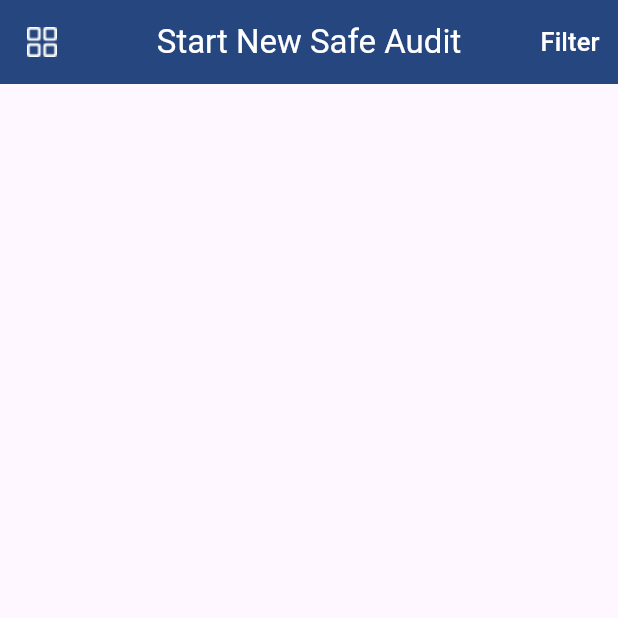
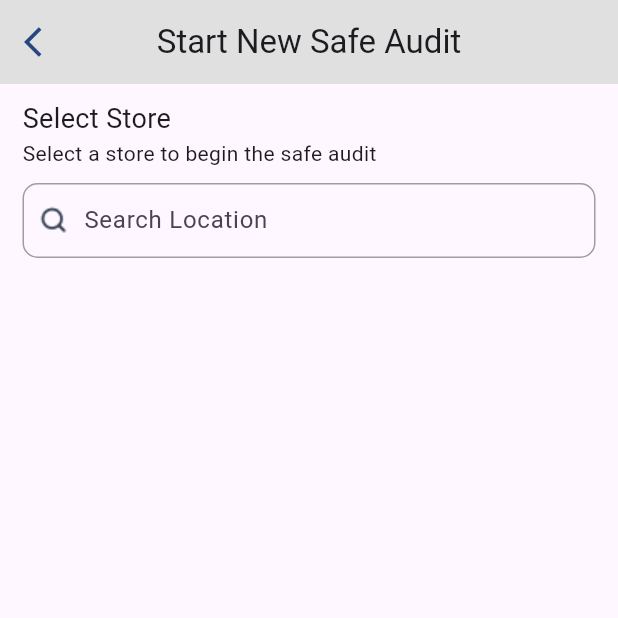
Before and after one commit to SandunC000/safe_audit_app, a Flutter app: the NewSafeAudit screen opened directly, on a phone screen of 412 x 824 dp, the top half of it. Run offline on Flutter 3.47's test engine with Material 3 defaults, Android fonts, the phone set to English and light mode, and no system bars.

Commit message:
safe audit create

```diff
--- a/lib/components/add_button.dart
+++ b/lib/components/add_button.dart
@@ -11,7 +11,10 @@ class AddButton extends StatefulWidget {
 class _AddButtonState extends State<AddButton> {
   @override
   Widget build(BuildContext context) {
-    return InkWell(
+    return Positioned(
+      bottom: 50,
+      right: 16,
+      child: InkWell(
         onTap: () {
           Navigator.of(context).push(MaterialPageRoute(
               builder: (context) => const NewSafeAudit(),
@@ -30,6 +33,7 @@ class _AddButtonState extends State<AddButton> {
             height: 22,
           ),
         ),
+      ),
     );
   }
 }
--- /dev/null
+++ b/lib/components/secondary_app_bar.dart
@@ -0,0 +1,31 @@
+import 'package:flutter/material.dart';
+
+class SecondaryAppBar extends StatelessWidget implements PreferredSizeWidget {
+  final String title;
+
+  const SecondaryAppBar({
+    super.key,
+    required this.title,
+  });
+
+  @override
+  Widget build(BuildContext context) {
+    return AppBar(
+      backgroundColor: Colors.grey[300],
+      elevation: 0,
+      leading: IconButton(
+          onPressed: () {
+            Navigator.pop(context);
+          },
+          icon: const Icon(
+            Icons.arrow_back_ios,
+            color: Color(0xFF26467F),
+          )),
+      centerTitle: true,
+      title: Text(title),
+    );
+  }
+
+  @override
+  Size get preferredSize => const Size.fromHeight(kToolbarHeight);
+}
--- a/lib/main.dart
+++ b/lib/main.dart
@@ -1,4 +1,5 @@
 import 'package:flutter/material.dart';
+import 'package:safe_audit_app/pages/new_safe_audit.dart';
 import 'package:safe_audit_app/pages/safe_audit.dart';
 
 void main() {
@@ -12,7 +13,7 @@ class MyApp extends StatelessWidget {
   Widget build(BuildContext context) {
     return const MaterialApp(
       debugShowCheckedModeBanner: false,
-      home: SafeAudit(),
+      home: NewSafeAudit(),
     );
   }
 }
--- a/lib/pages/new_safe_audit.dart
+++ b/lib/pages/new_safe_audit.dart
@@ -1,5 +1,5 @@
 import 'package:flutter/material.dart';
-import 'package:safe_audit_app/components/main_app_bar.dart';
+import 'package:safe_audit_app/components/secondary_app_bar.dart';
 
 class NewSafeAudit extends StatefulWidget {
   const NewSafeAudit({super.key});
@@ -11,8 +11,47 @@ class NewSafeAudit extends StatefulWidget {
 class _NewSafeAuditState extends State<NewSafeAudit> {
   @override
   Widget build(BuildContext context) {
-    return Scaffold(
-      appBar: const MainAppBar(title: "Start New Safe Audit"),
+    return SafeArea(
+      child: Scaffold(
+        appBar: const SecondaryAppBar(title: "Start New Safe Audit"),
+        body: Padding(
+          padding: const EdgeInsets.symmetric(horizontal: 15.0),
+          child: ListView(
+            children: [
+              const SizedBox(height: 10),
+              const Text("Select Store", style: TextStyle(fontSize: 18)),
+              const Text("Select a store to begin the safe audit"),
+              const SizedBox(height: 10),
+              Container(
+                decoration: BoxDecoration(
+                  border: Border.all(color: Colors.grey),
+                  borderRadius: BorderRadius.circular(10.0),
+                ),
+                child: Row(
+                  children: [
+                    Padding(
+                      padding: const EdgeInsets.all(8.0),
+                      child: Image.asset(
+                        'lib/images/search.png',
+                        width: 24,
+                        height: 24,
+                      ),
+                    ),
+                    const Expanded(
+                      child: TextField(
+                        decoration: InputDecoration(
+                          hintText: 'Search Location',
+                          border: InputBorder.none,
+                        ),
+                      ),
+                    ),
+                  ],
+                ),
+              )
+            ],
+          ),
+        ),
+      ),
     );
   }
 }
--- a/lib/pages/safe_audit.dart
+++ b/lib/pages/safe_audit.dart
@@ -64,7 +64,7 @@ class _SafeAuditState extends State<SafeAudit> {
                         child: ListView.builder(
                           itemCount: auditData.length,
                           itemBuilder: (context, index) {
-                            return AuditCard(
+                            return CurrentAuditCard(
                               title: auditData[index]['title'] ?? '',
                               location: auditData[index]['location'] ?? '',
                               depositDate:
@@ -78,7 +78,7 @@ class _SafeAuditState extends State<SafeAudit> {
                     : const PastAudit(),
               ],
             ),
-            const Positioned(bottom: 50, right: 16, child: AddButton())
+            selectedOption == "Current Audit" ? const AddButton() : Container()
           ]),
         ),
       ),
```
Also changed, not shown: lib/components/current_audit_card.dart (+5 -5 lines), lib/components/past_audit_card.dart (renamed from lib/components/past_audit.dart), lib/images/search.png (added). Lines whose indentation alone changed are shown as unchanged.
